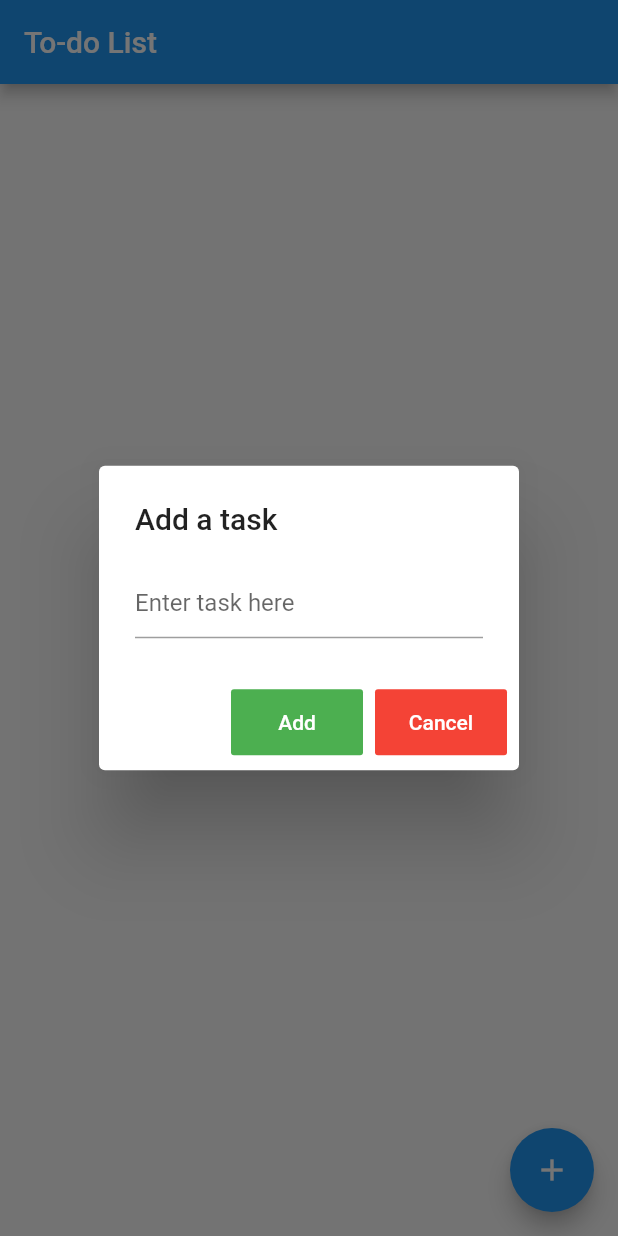
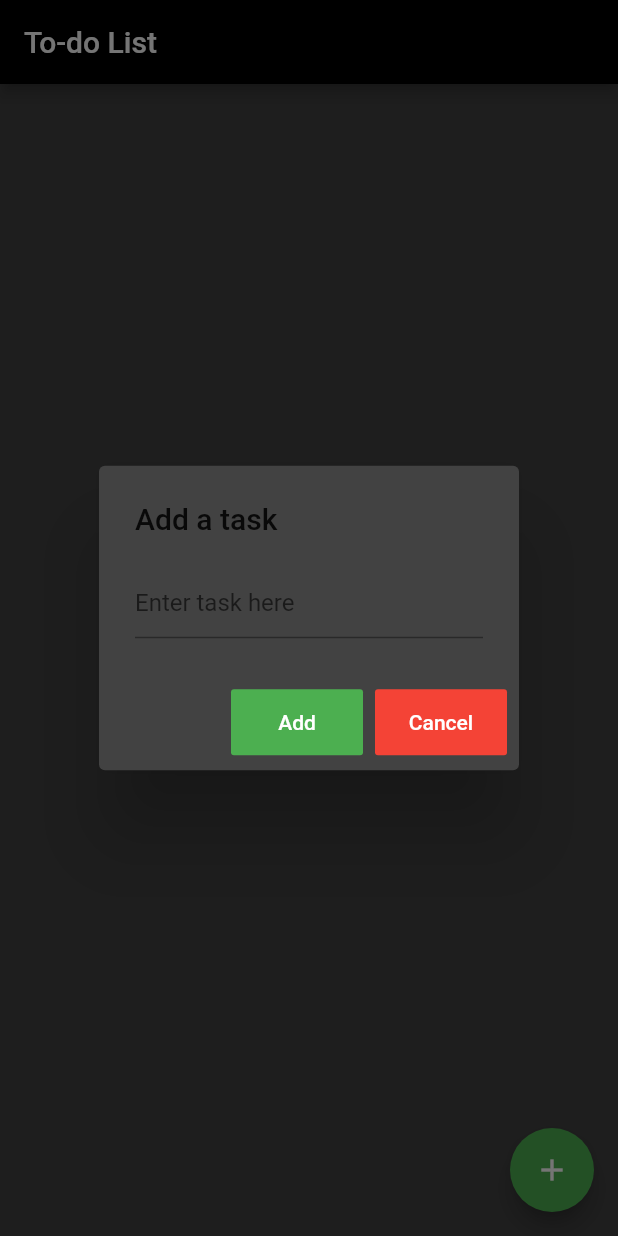
Before and after one commit to alex123a/Mobile-dev-assignment-4, a Flutter app: the screen it shows after launch, after a tap on the "add" icon, on a phone screen of 412 x 824 dp. Run offline on Flutter 3.47's test engine with Material 2 defaults, Android fonts, the phone set to English and light mode, and no system bars.

Commit message:
Dark theme part 1

```diff
--- a/alval20_flutter_todo/lib/main.dart
+++ b/alval20_flutter_todo/lib/main.dart
@@ -11,7 +11,7 @@ class MyApp extends StatelessWidget {
   @override
   Widget build(BuildContext context) {
     return MaterialApp(
-      title: "My To-do app",
+      title: "My App",
       home: TodoList()
     );
   }
@@ -29,13 +29,21 @@ class _TodoState extends State<TodoList> {
   @override
   Widget build(BuildContext context) {
     return Scaffold(
-      appBar: AppBar(title: Text("To-do List")),
-      body: ListView(children: _getItems()),
+      appBar: AppBar(
+        title: Text("To-do List"),
+        backgroundColor: Colors.black,
+        foregroundColor: Colors.white
+      ),
+      body: ListView(
+        children: _getItems()
+      ),
       floatingActionButton: FloatingActionButton(
         onPressed: () => _displayDialog(context),
         tooltip: "Add item",
-        child: Icon(Icons.add)
+        child: Icon(Icons.add),
+        backgroundColor: Colors.green,
       ),
+      backgroundColor: Colors.grey[800],
     );
   }
 
@@ -76,6 +84,7 @@ class _TodoState extends State<TodoList> {
       context: context,
       builder: (BuildContext context) {
         return AlertDialog(
+          backgroundColor: Colors.grey[800],
           title: const Text('Add a task'),
           content: TextField(
             controller: textEditer,
```
